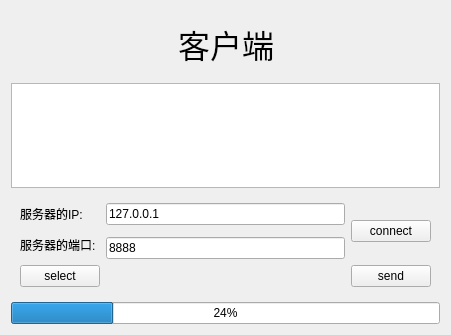
Before: the Qt Designer form clientwidget.ui in QUAFFquaff/PlateR, drawn with Qt 5.
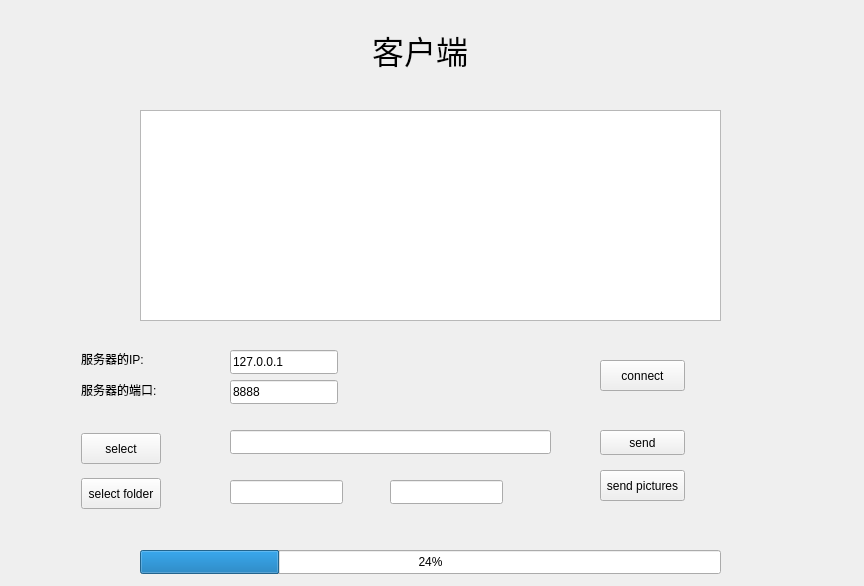
After: the same form once the commit is applied.

Diff of the .ui file:
```diff
--- a/clientwidget.ui
+++ b/clientwidget.ui
@@ -6,154 +6,226 @@
    <rect>
     <x>0</x>
     <y>0</y>
-    <width>451</width>
-    <height>335</height>
+    <width>864</width>
+    <height>586</height>
    </rect>
   </property>
   <property name="windowTitle">
    <string>Form</string>
   </property>
-  <layout class="QVBoxLayout" name="verticalLayout">
-   <item>
-    <spacer name="verticalSpacer">
-     <property name="orientation">
-      <enum>Qt::Vertical</enum>
-     </property>
-     <property name="sizeHint" stdset="0">
-      <size>
-       <width>20</width>
-       <height>56</height>
-      </size>
-     </property>
-    </spacer>
-   </item>
-   <item>
     <widget class="QWidget" name="widget_2" native="true">
-     <layout class="QHBoxLayout" name="horizontalLayout">
-      <item>
-       <spacer name="horizontalSpacer">
-        <property name="orientation">
-         <enum>Qt::Horizontal</enum>
-        </property>
-        <property name="sizeHint" stdset="0">
-         <size>
-          <width>125</width>
-          <height>20</height>
-         </size>
-        </property>
-       </spacer>
-      </item>
-      <item>
-       <widget class="QLabel" name="label_3">
-        <property name="font">
-         <font>
-          <family>楷体</family>
-          <pointsize>24</pointsize>
-         </font>
-        </property>
-        <property name="text">
-         <string>客户端</string>
-        </property>
-        <property name="alignment">
-         <set>Qt::AlignCenter</set>
-        </property>
-       </widget>
-      </item>
-      <item>
-       <spacer name="horizontalSpacer_2">
-        <property name="orientation">
-         <enum>Qt::Horizontal</enum>
-        </property>
-        <property name="sizeHint" stdset="0">
-         <size>
-          <width>125</width>
-          <height>20</height>
-         </size>
-        </property>
-       </spacer>
-      </item>
-     </layout>
-    </widget>
-   </item>
-   <item>
-    <widget class="QTextEdit" name="clientTextEdit"/>
-   </item>
-   <item>
+   <property name="geometry">
+    <rect>
+     <x>11</x>
+     <y>11</y>
+     <width>142</width>
+     <height>62</height>
+    </rect>
+   </property>
+   <layout class="QHBoxLayout" name="horizontalLayout"/>
+  </widget>
+  <widget class="QTextEdit" name="clientTextEdit">
+   <property name="geometry">
+    <rect>
+     <x>140</x>
+     <y>110</y>
+     <width>581</width>
+     <height>211</height>
+    </rect>
+   </property>
+  </widget>
     <widget class="QWidget" name="widget" native="true">
-     <layout class="QGridLayout" name="gridLayout">
-      <item row="0" column="0">
-       <widget class="QLabel" name="label">
-        <property name="text">
-         <string>服务器的IP:</string>
-        </property>
-       </widget>
-      </item>
-      <item row="0" column="1">
+   <property name="geometry">
+    <rect>
+     <x>70</x>
+     <y>340</y>
+     <width>711</width>
+     <height>180</height>
+    </rect>
+   </property>
        <widget class="QLineEdit" name="lineEditIP">
+    <property name="geometry">
+     <rect>
+      <x>160</x>
+      <y>10</y>
+      <width>108</width>
+      <height>24</height>
+     </rect>
+    </property>
         <property name="text">
          <string>127.0.0.1</string>
         </property>
        </widget>
-      </item>
-      <item row="2" column="1">
        <widget class="QLineEdit" name="lineEditPort">
+    <property name="geometry">
+     <rect>
+      <x>160</x>
+      <y>40</y>
+      <width>108</width>
+      <height>24</height>
+     </rect>
+    </property>
         <property name="text">
          <string>8888</string>
         </property>
        </widget>
-      </item>
-      <item row="1" column="0" rowspan="2">
+   <widget class="QLabel" name="label">
+    <property name="geometry">
+     <rect>
+      <x>11</x>
+      <y>11</y>
+      <width>68</width>
+      <height>16</height>
+     </rect>
+    </property>
+    <property name="text">
+     <string>服务器的IP:</string>
+    </property>
+   </widget>
        <widget class="QLabel" name="label_2">
+    <property name="geometry">
+     <rect>
+      <x>11</x>
+      <y>42</y>
+      <width>83</width>
+      <height>16</height>
+     </rect>
+    </property>
         <property name="text">
          <string>服务器的端口:</string>
         </property>
        </widget>
-      </item>
-      <item row="0" column="2" rowspan="3">
+   <widget class="QPushButton" name="selectFileButton">
+    <property name="geometry">
+     <rect>
+      <x>11</x>
+      <y>93</y>
+      <width>80</width>
+      <height>31</height>
+     </rect>
+    </property>
+    <property name="text">
+     <string>select</string>
+    </property>
+   </widget>
+   <widget class="QPushButton" name="selectFolder">
+    <property name="geometry">
+     <rect>
+      <x>11</x>
+      <y>138</y>
+      <width>80</width>
+      <height>31</height>
+     </rect>
+    </property>
+    <property name="text">
+     <string>select folder</string>
+    </property>
+   </widget>
+   <widget class="QLineEdit" name="clientFilePath">
+    <property name="geometry">
+     <rect>
+      <x>160</x>
+      <y>90</y>
+      <width>321</width>
+      <height>24</height>
+     </rect>
+    </property>
+   </widget>
        <widget class="QPushButton" name="buttonConnect">
+    <property name="geometry">
+     <rect>
+      <x>530</x>
+      <y>20</y>
+      <width>85</width>
+      <height>31</height>
+     </rect>
+    </property>
         <property name="text">
          <string>connect</string>
         </property>
        </widget>
-      </item>
-      <item row="3" column="2">
        <widget class="QPushButton" name="sendFileButton">
+    <property name="geometry">
+     <rect>
+      <x>530</x>
+      <y>90</y>
+      <width>85</width>
+      <height>25</height>
+     </rect>
+    </property>
         <property name="text">
          <string>send</string>
         </property>
        </widget>
-      </item>
-      <item row="3" column="0">
-       <widget class="QPushButton" name="selectFileButton">
+   <widget class="QPushButton" name="sendPictures">
+    <property name="geometry">
+     <rect>
+      <x>530</x>
+      <y>130</y>
+      <width>85</width>
+      <height>31</height>
+     </rect>
+    </property>
         <property name="text">
-         <string>select</string>
-        </property>
-       </widget>
-      </item>
-     </layout>
-    </widget>
-   </item>
-   <item>
+     <string>send pictures</string>
+    </property>
+   </widget>
+   <widget class="QLineEdit" name="recordPlace">
+    <property name="geometry">
+     <rect>
+      <x>160</x>
+      <y>140</y>
+      <width>113</width>
+      <height>24</height>
+     </rect>
+    </property>
+   </widget>
+   <widget class="QLineEdit" name="peccancyType">
+    <property name="geometry">
+     <rect>
+      <x>320</x>
+      <y>140</y>
+      <width>113</width>
+      <height>24</height>
+     </rect>
+    </property>
+   </widget>
+  </widget>
     <widget class="QProgressBar" name="progressBar">
+   <property name="geometry">
+    <rect>
+     <x>140</x>
+     <y>550</y>
+     <width>581</width>
+     <height>24</height>
+    </rect>
+   </property>
      <property name="value">
       <number>24</number>
      </property>
     </widget>
-   </item>
-   <item>
-    <spacer name="verticalSpacer_2">
-     <property name="orientation">
-      <enum>Qt::Vertical</enum>
-     </property>
-     <property name="sizeHint" stdset="0">
-      <size>
-       <width>20</width>
-       <height>55</height>
-      </size>
-     </property>
-    </spacer>
-   </item>
-  </layout>
+  <widget class="QLabel" name="label_3">
+   <property name="geometry">
+    <rect>
+     <x>360</x>
+     <y>30</y>
+     <width>120</width>
+     <height>40</height>
+    </rect>
+   </property>
+   <property name="font">
+    <font>
+     <family>楷体</family>
+     <pointsize>24</pointsize>
+    </font>
+   </property>
+   <property name="text">
+    <string>客户端</string>
+   </property>
+   <property name="alignment">
+    <set>Qt::AlignCenter</set>
+   </property>
+  </widget>
  </widget>
  <resources/>
  <connections/>
```
Lines whose indentation alone changed are shown as unchanged.
